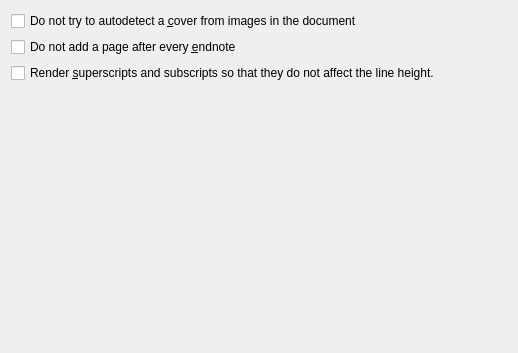
First picture: the form in src/calibre/gui2/convert/docx_input.ui, repository debian-calibre/calibre, before the edit.
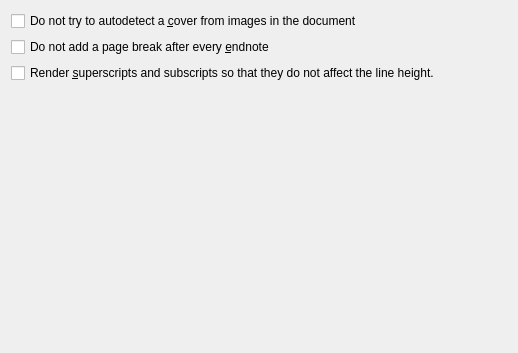
Second picture: the form after the edit.

Diff of the .ui file:
```diff
--- a/src/calibre/gui2/convert/docx_input.ui
+++ b/src/calibre/gui2/convert/docx_input.ui
@@ -24,7 +24,7 @@
    <item>
     <widget class="QCheckBox" name="opt_docx_no_pagebreaks_between_notes">
      <property name="text">
-      <string>Do not add a page after every &amp;endnote</string>
+      <string>Do not add a page break after every &amp;endnote</string>
      </property>
     </widget>
    </item>
```
